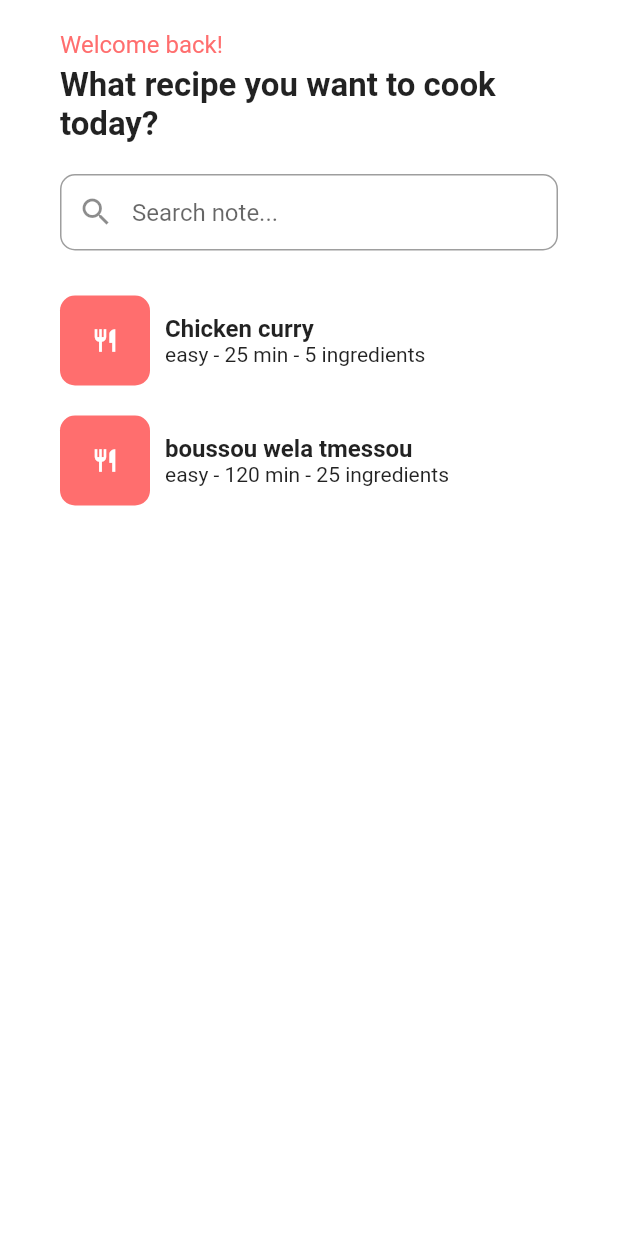
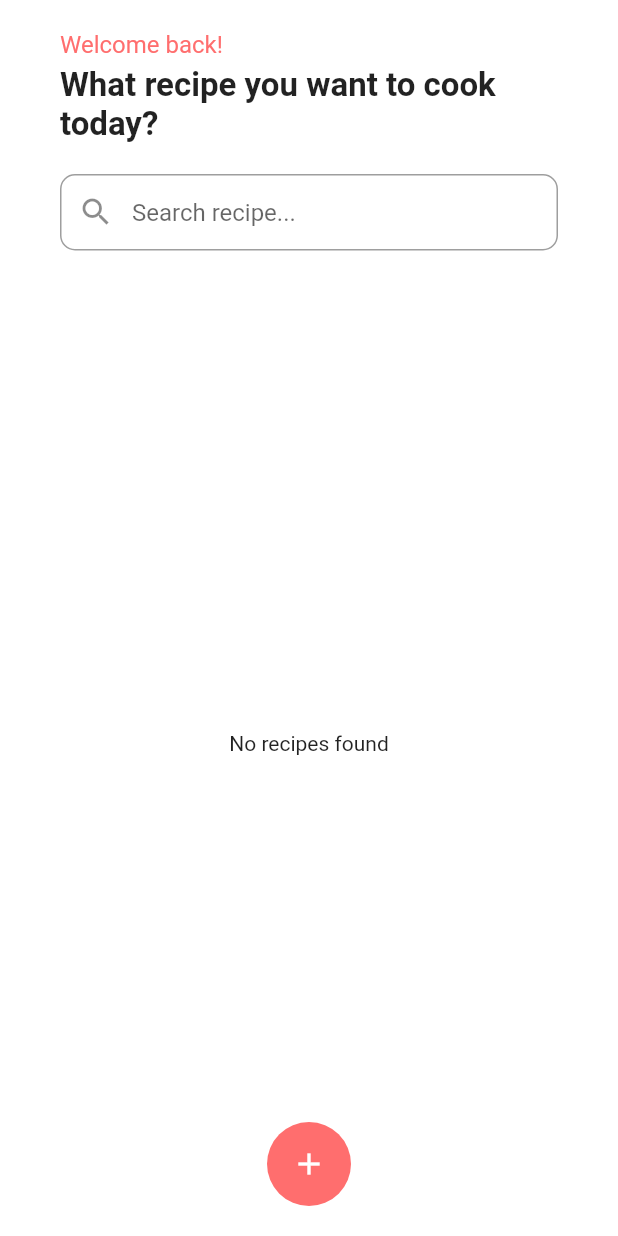
Before and after one commit to benouarAbdou/Recipes_app_flutter, a Flutter app: the screen it shows after launch, on a phone screen of 412 x 824 dp. Run offline on Flutter 3.47's test engine with Material 3 defaults, Android fonts, the phone set to English and light mode, and no system bars; our stand-ins replace font_awesome_flutter, sqflite, syncfusion_flutter_sliders; accounts and stored records are empty.

Commit message:
read/write

```diff
--- a/lib/main.dart
+++ b/lib/main.dart
@@ -1,4 +1,6 @@
 import 'package:flutter/material.dart';
+import 'package:recipes/database/myDataBase.dart';
+import 'package:recipes/pages/addRecipe.dart';
 import 'package:recipes/pages/viewRecipe.dart';
 
 void main() {
@@ -8,7 +10,6 @@ void main() {
 class MyApp extends StatelessWidget {
   const MyApp({super.key});
 
-  // This widget is the root of your application.
   @override
   Widget build(BuildContext context) {
     return MaterialApp(
@@ -18,7 +19,8 @@ class MyApp extends StatelessWidget {
         useMaterial3: false,
         colorScheme: ColorScheme.fromSwatch().copyWith(
           primary: const Color(0xFFFF6E6E),
-          )),
+        ),
+      ),
       home: const MyHomePage(),
     );
   }
@@ -32,9 +34,59 @@ class MyHomePage extends StatefulWidget {
 }
 
 class _MyHomePageState extends State<MyHomePage> {
+  SqlDb database = SqlDb();
+  late Future<List<Map<String, dynamic>>> _recipesFuture;
+  String _searchQuery = '';
+
+  @override
+  void initState() {
+    super.initState();
+    _fetchRecipes();
+  }
+
+  void _fetchRecipes() {
+    setState(() {
+      _recipesFuture = database.readData('SELECT * FROM recipes');
+    });
+  }
+
+  void _updateSearchQuery(String query) {
+    setState(() {
+      _searchQuery = query;
+    });
+  }
+
+  List<Map<String, dynamic>> _filterRecipes(
+      List<Map<String, dynamic>> recipes) {
+    if (_searchQuery.isEmpty) {
+      return recipes;
+    }
+    return recipes
+        .where((recipe) =>
+            recipe['name'].toLowerCase().contains(_searchQuery.toLowerCase()))
+        .toList();
+  }
+
   @override
   Widget build(BuildContext context) {
     return Scaffold(
+      floatingActionButton: Container(
+        margin: const EdgeInsets.only(bottom: 20),
+        child: FloatingActionButton(
+          backgroundColor: const Color(0xFFFF6E6E),
+          elevation: 0,
+          onPressed: () {
+            Navigator.push(
+              context,
+              MaterialPageRoute(builder: (context) => const AddRecipePage()),
+            ).then((value) {
+              _fetchRecipes();
+            });
+          },
+          child: const Icon(Icons.add),
+        ),
+      ),
+      floatingActionButtonLocation: FloatingActionButtonLocation.centerDocked,
       backgroundColor: Colors.white,
       body: SafeArea(
         child: Padding(
@@ -49,56 +101,68 @@ class _MyHomePageState extends State<MyHomePage> {
                   color: Color(0xFFFF6E6E),
                 ),
               ),
-                const SizedBox(
-                  height: 5,
-                ),
+              const SizedBox(height: 5),
               const Text(
                 "What recipe you want to cook today?",
                 style: TextStyle(fontSize: 22, fontWeight: FontWeight.bold),
               ),
-                const SizedBox(
-                  height: 20,
-                ),
+              const SizedBox(height: 20),
               Container(
                 decoration: BoxDecoration(
                   color: Theme.of(context).cardColor,
                   borderRadius: BorderRadius.circular(10),
                 ),
-                    child: const TextField(
-                      //controller: searchController,
-                      decoration: InputDecoration(
-                        hintText: "Search note...",
+                child: TextField(
+                  onTapOutside: (event) {
+                    print('onTapOutside');
+                    FocusManager.instance.primaryFocus?.unfocus();
+                  },
+                  onChanged: _updateSearchQuery,
+                  decoration: const InputDecoration(
+                    hintText: "Search recipe...",
                     prefixIcon: Icon(Icons.search),
                     contentPadding: EdgeInsets.all(16),
                     border: OutlineInputBorder(
-                            borderSide:
-                                BorderSide(color: Colors.grey, width: 1.0),
-                            borderRadius:
-                                BorderRadius.all(Radius.circular(10))),
+                      borderSide: BorderSide(color: Colors.grey, width: 1.0),
+                      borderRadius: BorderRadius.all(Radius.circular(10)),
                     ),
-                    )),
+                  ),
+                ),
+              ),
               const SizedBox(height: 20),
               Expanded(
-                  child: ListView(
+                child: FutureBuilder<List<Map<String, dynamic>>>(
+                  future: _recipesFuture,
+                  builder: (context, snapshot) {
+                    if (snapshot.connectionState == ConnectionState.waiting) {
+                      return const Center(child: CircularProgressIndicator());
+                    } else if (snapshot.hasError) {
+                      return const Center(child: Text('Error loading recipes'));
+                    } else if (!snapshot.hasData || snapshot.data!.isEmpty) {
+                      return const Center(child: Text('No recipes found'));
+                    } else {
+                      final recipes = _filterRecipes(snapshot.data!);
+                      return ListView.builder(
                         physics: const BouncingScrollPhysics(),
-                    children: const [
-                      RecipeBox(
-                        name: 'Chicken curry',
-                        difficulty: 'easy',
-                        numberOfIngredients: 5,
-                        duration: '25 min',
+                        itemCount: recipes.length,
+                        itemBuilder: (context, index) {
+                          final recipe = recipes[index];
+                          return RecipeBox(
+                            id: recipe['recipeId'],
+                            name: recipe['name'],
+                            difficulty: recipe['difficulty'],
+                            calories: recipe['calories'],
+                            duration: '${recipe['durationInMinutes']} min',
+                          );
+                        },
+                      );
+                    }
+                  },
                 ),
-                      RecipeBox(
-                        name: 'boussou wela tmessou',
-                        difficulty: 'easy',
-                        numberOfIngredients: 25,
-                        duration: '120 min',
               ),
             ],
           ),
-                )
-              ],
-            )),
+        ),
       ),
     );
   }
@@ -107,14 +171,16 @@ class _MyHomePageState extends State<MyHomePage> {
 class RecipeBox extends StatelessWidget {
   final String name;
   final String difficulty;
-  final int numberOfIngredients;
+  final int calories;
+  int id;
   final String duration;
 
-  const RecipeBox({
+  RecipeBox({
     Key? key,
+    required this.id,
     required this.name,
     required this.difficulty,
-    required this.numberOfIngredients,
+    required this.calories,
     required this.duration,
   }) : super(key: key);
 
@@ -126,17 +192,14 @@ class RecipeBox extends StatelessWidget {
           context,
           MaterialPageRoute(
             builder: (context) => ViewRecipe(
-              name: name,
-              difficulty: difficulty,
-              numberOfIngredients: numberOfIngredients,
-              duration: duration,
+              id: id,
             ),
           ),
         );
       },
       child: Container(
         margin: const EdgeInsets.symmetric(vertical: 10),
-        width: MediaQuery.sizeOf(context).width,
+        width: MediaQuery.of(context).size.width,
         height: 60,
         child: Row(
           crossAxisAlignment: CrossAxisAlignment.center,
@@ -154,9 +217,7 @@ class RecipeBox extends StatelessWidget {
                 size: 18,
               ),
             ),
-            const SizedBox(
-              width: 10,
-            ),
+            const SizedBox(width: 10),
             Column(
               mainAxisAlignment: MainAxisAlignment.center,
               crossAxisAlignment: CrossAxisAlignment.start,
@@ -168,8 +229,12 @@ class RecipeBox extends StatelessWidget {
                     fontSize: 16,
                   ),
                 ),
-                Text(
-                  '$difficulty - $duration - $numberOfIngredients ingredients',
+                calories > 0
+                    ? Text(
+                        '$difficulty - $duration - $calories calories',
+                      )
+                    : Text(
+                        '$difficulty - $duration ',
                       ),
               ],
             ),
```
Also changed, not shown: lib/database/myDataBase.dart (added, +79 -0 lines), lib/pages/addRecipe.dart (added, +297 -0 lines), lib/pages/viewRecipe.dart (+95 -42 lines), pubspec.yaml (+5 -4 lines), pubspec.lock. Lines whose indentation alone changed are shown as unchanged.
